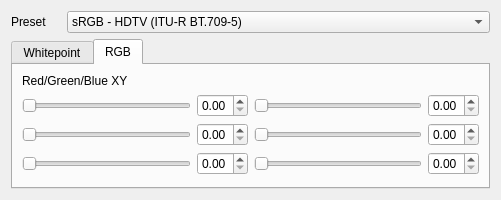
Old version of the form qtgui/colorspace.ui in the repository sungsoo/luxrender-lux.
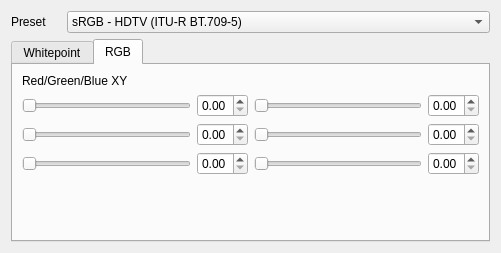
New version of the form. The open tabs and pages were chosen to show the change.

What changed in the file:
```diff
--- a/qtgui/colorspace.ui
+++ b/qtgui/colorspace.ui
@@ -7,7 +7,7 @@
     <x>0</x>
     <y>0</y>
     <width>501</width>
-    <height>200</height>
+    <height>253</height>
    </rect>
   </property>
   <property name="windowTitle">
```
Left out of the diff: 26 changed lines with no effect on the pictures.
